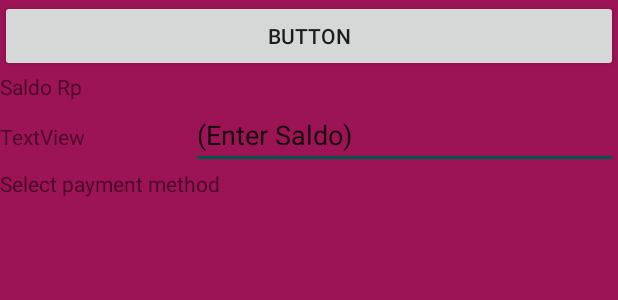
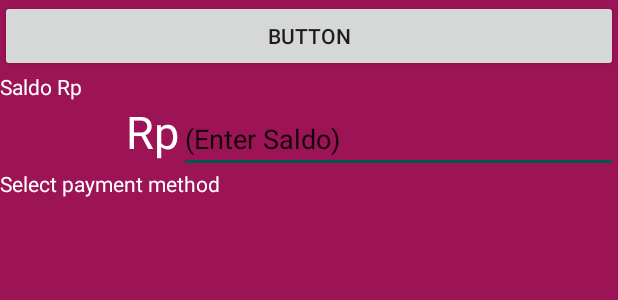
Before and after one commit to sylviaputri/lpay, an Android app: the layout activity_topup.xml on its own in the app's theme, with its tools: preview values and no code run, on a phone screen of 412 x 824 dp. Shown: the top 300 px of the screen. Run offline under Robolectric (Android 15) with nearby library versions, the phone set to English and light mode, and no system bars.

Commit message:
Update home, topup, enterpin

```diff
--- a/app/src/main/res/layout/activity_home.xml
+++ b/app/src/main/res/layout/activity_home.xml
@@ -41,7 +41,7 @@
             android:layout_marginTop="60dp"
             android:text="Rp 536.000,00"
             android:textSize="30sp"
-            tools:textColor="@android:color/holo_orange_light" />
+            tools:textColor="@color/colorLightOrange" />
     </FrameLayout>
 
     <ImageView
--- a/app/src/main/res/layout/activity_topup.xml
+++ b/app/src/main/res/layout/activity_topup.xml
@@ -15,7 +15,8 @@
         android:id="@+id/textView2"
         android:layout_width="match_parent"
         android:layout_height="wrap_content"
-        android:text="Saldo Rp" />
+        android:text="Saldo Rp"
+        android:textColor="@color/colorWhite"/>
 
     <LinearLayout
         android:layout_width="match_parent"
@@ -23,11 +24,14 @@
         android:orientation="horizontal">
 
         <TextView
-            android:id="@+id/textView3"
-            android:layout_width="wrap_content"
-            android:layout_height="wrap_content"
+            android:id="@+id/textView"
+            android:layout_width="40dp"
+            android:layout_height="match_parent"
             android:layout_weight="1"
-            android:text="TextView" />
+            android:text="Rp"
+            android:textAlignment="textEnd"
+            android:textColor="@color/colorWhite"
+            android:textSize="30sp" />
 
         <EditText
             android:id="@+id/editText"
@@ -43,7 +47,9 @@
         android:id="@+id/textView4"
         android:layout_width="match_parent"
         android:layout_height="wrap_content"
-        android:text="Select payment method" />
+        android:text="Select payment method"
+        android:textColor="@color/colorWhite"/>
+
 
 
 </LinearLayout>
--- a/app/src/main/res/values/colors.xml
+++ b/app/src/main/res/values/colors.xml
@@ -4,4 +4,5 @@
     <color name="colorPrimaryDark">#54042b</color>
     <color name="colorAccent">#00574B</color>
     <color name="colorWhite">#ffffff</color>
+    <color name="colorLightOrange">#ffffbb33</color>
 </resources>
```
Also changed, not shown: app/src/main/res/layout/activity_enterpin.xml (+23 -15 lines).
